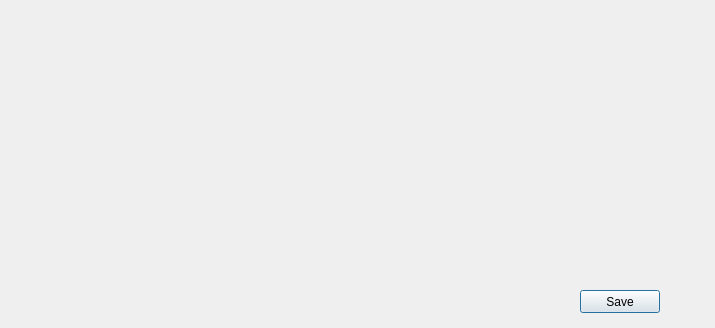
This is galeria_zdjec/Project/edit.ui in starzykbartlomiej/photo_gallery as Qt 5 draws it before an edit. The edited form follows.
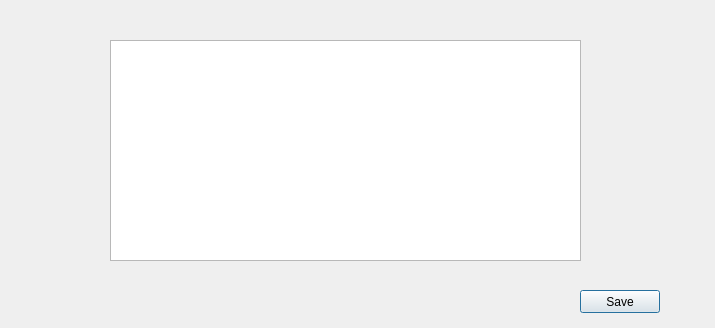
This is the edited form.

Commit message: Poprawa wyswietlania zdjec w edit

The edit to the form file:
```diff
--- a/galeria_zdjec/Project/edit.ui
+++ b/galeria_zdjec/Project/edit.ui
@@ -13,19 +13,6 @@
   <property name="windowTitle">
    <string>Dialog</string>
   </property>
-  <widget class="QLabel" name="ImgLabel">
-   <property name="geometry">
-    <rect>
-     <x>130</x>
-     <y>30</y>
-     <width>451</width>
-     <height>241</height>
-    </rect>
-   </property>
-   <property name="text">
-    <string/>
-   </property>
-  </widget>
   <widget class="QPushButton" name="pushButton">
    <property name="geometry">
     <rect>
@@ -39,6 +26,16 @@
     <string>Save</string>
    </property>
   </widget>
+  <widget class="QGraphicsView" name="graphicsView">
+   <property name="geometry">
+    <rect>
+     <x>110</x>
+     <y>40</y>
+     <width>471</width>
+     <height>221</height>
+    </rect>
+   </property>
+  </widget>
  </widget>
  <resources/>
  <connections/>
```
The commit also changes 4 other files.
